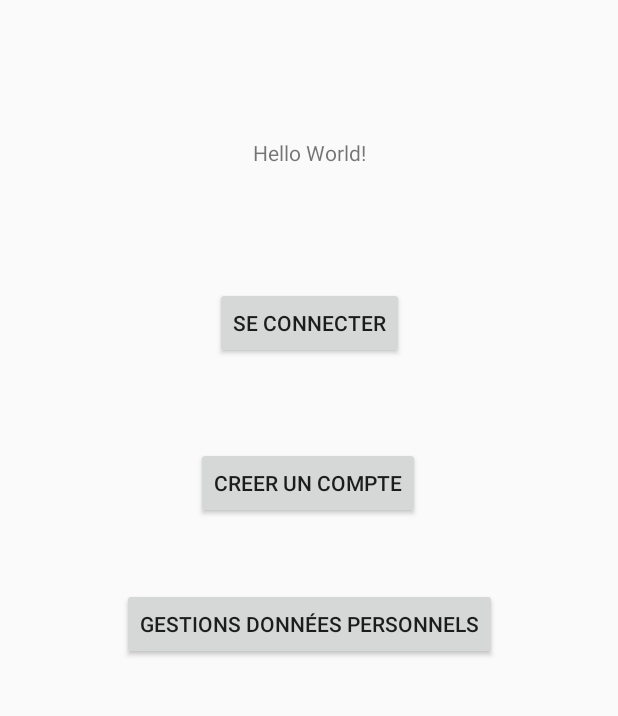
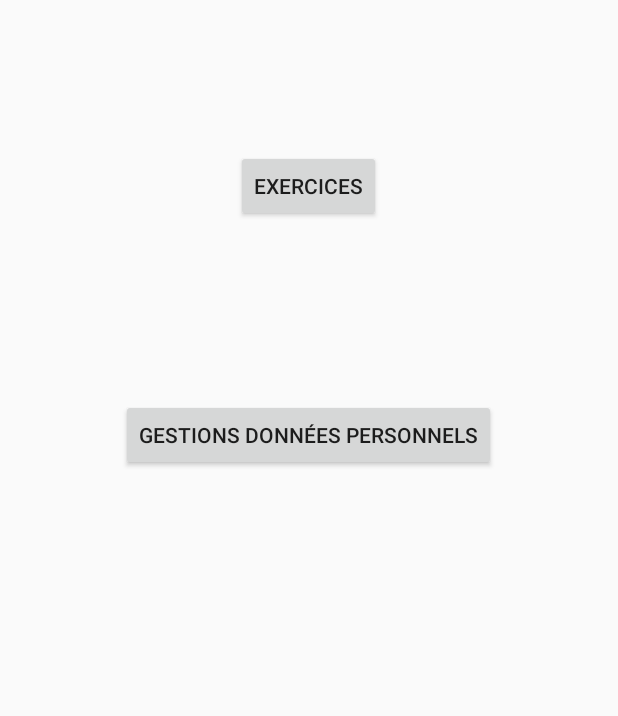
Before and after one commit to kevintondo/Android4ALJ, an Android app: the screen it shows after launch (MainActivity), on a phone screen of 412 x 824 dp, the part 508-1224 px from its top. Run offline under Robolectric (Android 15) with nearby library versions, the phone set to English and light mode, and no system bars.

Commit message:
refont the home page

```diff
--- a/NoPlanNoGain/app/src/main/java/com/example/noplannogain/GraphActivity.java
+++ b/NoPlanNoGain/app/src/main/java/com/example/noplannogain/GraphActivity.java
@@ -127,9 +127,6 @@ public class GraphActivity extends AppCompatActivity implements OnChartGestureLi
             LineData data = new LineData(dataSets);
             lineChart.setData(data);
         }
-
-
-
     }
 
     @Override
--- a/NoPlanNoGain/app/src/main/res/layout/activity_main.xml
+++ b/NoPlanNoGain/app/src/main/res/layout/activity_main.xml
@@ -8,11 +8,12 @@
     tools:context=".MainActivity">
 
     <ImageView
+        android:id="@+id/imageView"
         android:layout_width="177dp"
         android:layout_height="166dp"
         android:layout_centerHorizontal="true"
+
         android:layout_marginStart="8dp"
-
         android:layout_marginTop="8dp"
         android:layout_marginEnd="8dp"
         android:layout_marginBottom="8dp"
@@ -23,44 +24,19 @@
         app:layout_constraintTop_toTopOf="parent"
         app:layout_constraintVertical_bias="0.185" />
 
-    <TextView
-        android:id="@+id/textView"
-        android:layout_width="wrap_content"
-        android:layout_height="wrap_content"
-        android:text="Hello World!"
-        app:layout_constraintBottom_toBottomOf="parent"
-        app:layout_constraintLeft_toLeftOf="parent"
-        app:layout_constraintRight_toRightOf="parent"
-        app:layout_constraintTop_toTopOf="parent" />
-
     <Button
         android:id="@+id/loginBtn"
         android:layout_width="wrap_content"
         android:layout_height="wrap_content"
         android:layout_marginStart="8dp"
-        android:layout_marginTop="80dp"
+        android:layout_marginTop="100dp"
         android:layout_marginEnd="8dp"
         android:onClick="setGotoHome"
-        android:text="Se connecter"
-        app:layout_constraintEnd_toEndOf="parent"
-        app:layout_constraintStart_toStartOf="parent"
-        app:layout_constraintTop_toBottomOf="@+id/textView" />
-
-    <Button
-        android:id="@+id/registerBtn"
-        android:layout_width="wrap_content"
-        android:layout_height="wrap_content"
-        android:layout_marginStart="8dp"
-        android:layout_marginTop="8dp"
-        android:layout_marginEnd="8dp"
-        android:layout_marginBottom="8dp"
-        android:text="Creer un compte"
-        app:layout_constraintBottom_toBottomOf="parent"
+        android:text="Exercices"
         app:layout_constraintEnd_toEndOf="parent"
         app:layout_constraintHorizontal_bias="0.498"
         app:layout_constraintStart_toStartOf="parent"
-        app:layout_constraintTop_toBottomOf="@+id/loginBtn"
-        app:layout_constraintVertical_bias="0.28" />
+        app:layout_constraintTop_toBottomOf="@+id/imageView" />
 
     <Button
         android:id="@+id/dataBtn"
@@ -74,7 +50,9 @@
         android:text="Gestions données personnels"
         app:layout_constraintBottom_toBottomOf="parent"
         app:layout_constraintEnd_toEndOf="parent"
+        app:layout_constraintHorizontal_bias="0.496"
         app:layout_constraintStart_toStartOf="parent"
-        app:layout_constraintTop_toBottomOf="@+id/registerBtn" />
+        app:layout_constraintTop_toBottomOf="@+id/loginBtn"
+        app:layout_constraintVertical_bias="0.402" />
 
 </android.support.constraint.ConstraintLayout>
```
Also changed, not shown: NoPlanNoGain/app/src/main/res/drawable-v24/men1.png (deleted), NoPlanNoGain/app/src/main/res/drawable-v24/men2.png (deleted), NoPlanNoGain/app/src/main/res/drawable-v24/men3.png (deleted), NoPlanNoGain/app/src/main/res/drawable-v24/men4.png (deleted), NoPlanNoGain/app/src/main/res/drawable-v24/men5.png (deleted), NoPlanNoGain/app/src/main/res/drawable-v24/men6.png (deleted), NoPlanNoGain/app/src/main/res/drawable-v24/men7.png (deleted), NoPlanNoGain/app/src/main/res/drawable-v24/men8.png (deleted), NoPlanNoGain/app/src/main/res/drawable-v24/play.png (deleted).
